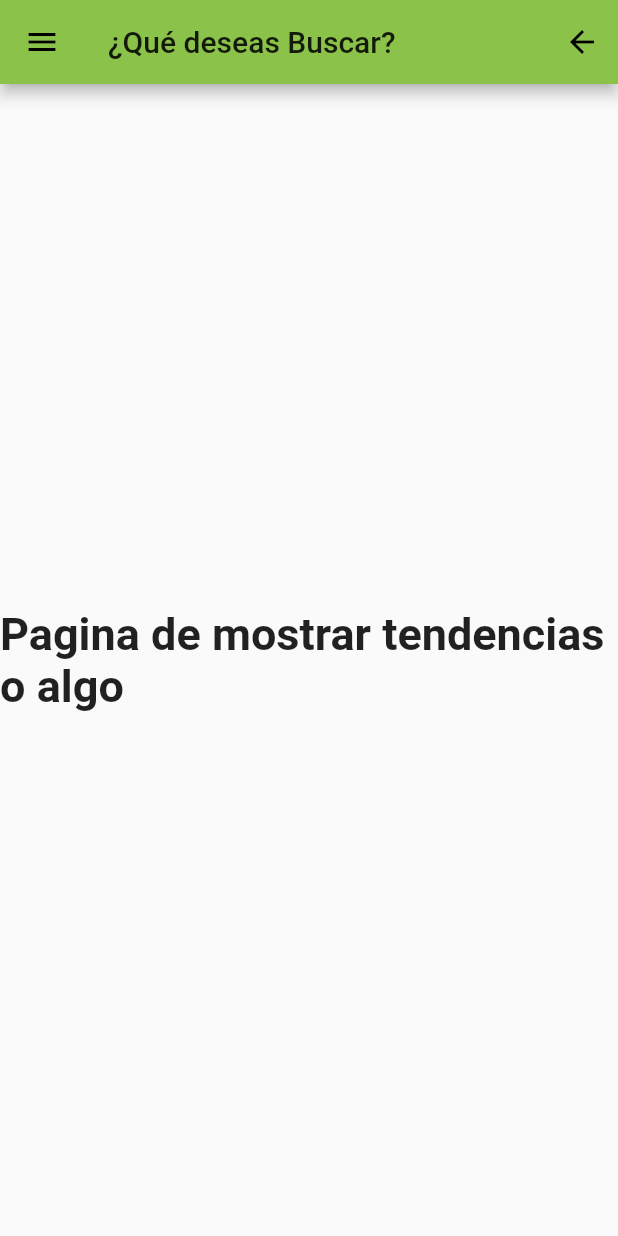
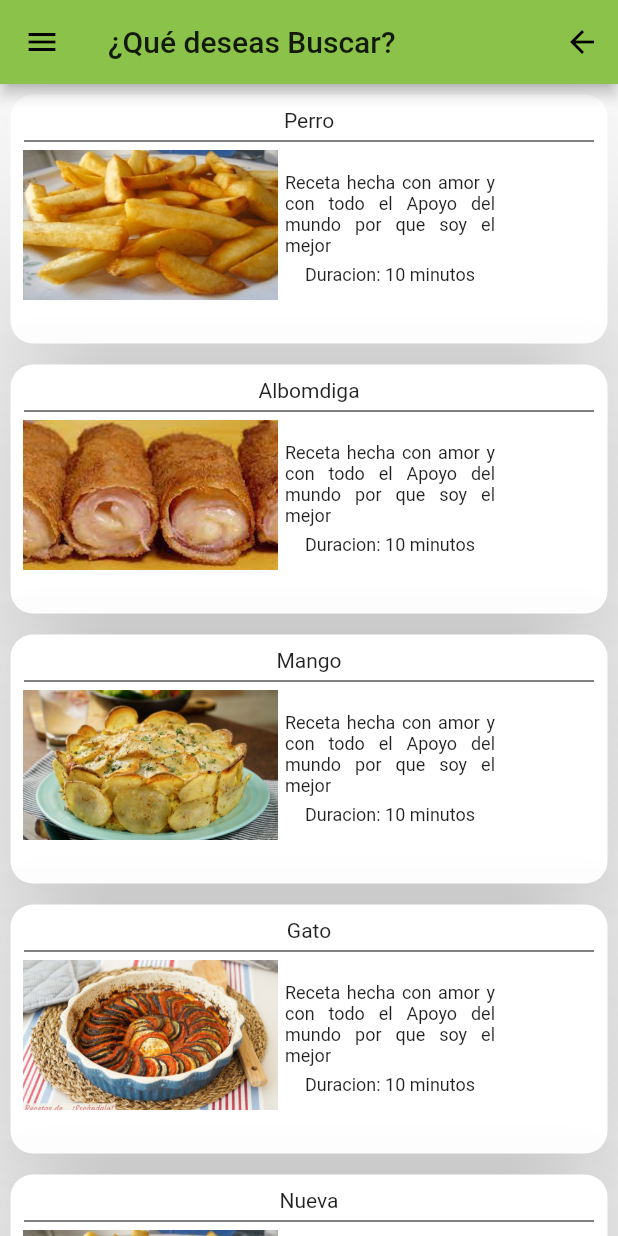
Before and after one commit to IngeSoft202110/FoodMaker, a Flutter app: the Page2 screen opened directly, on a phone screen of 412 x 824 dp. Run offline on Flutter 3.47's test engine with Material 2 defaults, Android fonts, the phone set to English and light mode, and no system bars; our stand-ins replace graphql_flutter, hexcolor; missing offline and left inert: grouped_buttons.

Commit message:
Se crea el metodo para mostrar la lista de recetas

```diff
--- a/Aplicacion/foodmakera/lib/Page2.dart
+++ b/Aplicacion/foodmakera/lib/Page2.dart
@@ -1,4 +1,3 @@
-import 'package:flutter/cupertino.dart';
 import 'package:flutter/material.dart';
 import 'Pantallas/PantallaIngredientes.dart';
 import 'package:graphql_flutter/graphql_flutter.dart';
@@ -7,6 +6,7 @@ import 'Clases/Dieta.dart';
 import 'Clases/Region.dart';
 import 'Clases/Tipo.dart';
 import 'Clases/Utensilio.dart';
+import 'Pantallas/ListaDietas.dart';
 import 'Config/ClienteGraphQL.dart';
 import 'package:grouped_buttons/grouped_buttons.dart';
 
@@ -68,14 +68,7 @@ class Page2 extends StatelessWidget {
               ]
           )
       ),
-      body: Container(
-        child: Center(
-          child: Text(
-            'Pagina de mostrar tendencias o algo ',
-            style: TextStyle(fontSize: 30.0, fontWeight: FontWeight.bold),
-          ),
-        ),
-      ),
+      body: Listadinamica(),
     );
   }
 
--- /dev/null
+++ b/Aplicacion/foodmakera/lib/Pantallas/ListaDietas.dart
@@ -0,0 +1,94 @@
+
+import 'dart:ui';
+
+import 'package:flutter/material.dart';
+import 'package:hexcolor/hexcolor.dart';
+
+import 'MostrarRecera.dart';
+
+List<String> Nombres = [
+  'Perro',
+  'Albomdiga',
+  'Mango',
+  'Gato',
+  'Nueva',
+  'Palabra',
+  'Cosa',
+  'Java',
+  'HTML;'
+];
+
+List<String> url=[
+  "assets/papasFrancesa.jpg","assets/receta1.jpg","assets/receta2.jpg","assets/receta3.jpg",
+  "assets/papasFrancesa.jpg","assets/receta1.jpg","assets/receta2.jpg","assets/receta3.jpg",
+  "assets/papasFrancesa.jpg"];
+
+class Listadinamica extends StatefulWidget {
+  @override
+  State<StatefulWidget> createState() => estadoCartas();
+}
+
+class estadoCartas extends State<Listadinamica> {
+  @override
+  Widget build(BuildContext context) {
+    return ListView.builder(
+        itemCount: Nombres.length,
+        itemBuilder: (context, index) {
+          return SizedBox(
+            height: 180,
+              child:InkWell(
+                onTap: (){
+                  Navigator.push(context, new MaterialPageRoute(builder: (context) => mostarRecera()));
+                },
+            child: Card(
+              color: HexColor("#FFFFFF"),
+              elevation: 60,
+                clipBehavior: Clip.antiAlias,
+              margin: EdgeInsets.all(7),
+              shape:RoundedRectangleBorder(
+                borderRadius: BorderRadius.all(Radius.circular(15))
+              ),
+                child: Padding(
+                  padding: const EdgeInsets.all(8.0),
+                  child: Column(children: <Widget>
+                  [
+                    SizedBox(
+                      height: 1,
+                      width: 1,
+                    )
+                    ,
+                    Center(child: Text(Nombres[index])),
+                    Divider(height: 12,indent: 1,endIndent: 1,color: Colors.black,),
+                    Row(//Imagen y todo lo de al lado
+                      children: [
+                        SizedBox(
+                          width: 170,
+                          height: 100,
+                          child: Image.asset(url[index], fit: BoxFit.cover,),
+                        ),
+                        Column(
+                          children:<Widget> [
+                            Container(
+                              width: 150,
+                              padding: EdgeInsets.all(5),
+                              child: Text("Receta hecha con amor y con todo el "
+                                  "Apoyo del mundo por que soy el mejor",style: TextStyle(fontSize: 12),textAlign: TextAlign.justify,
+                              softWrap: true,),
+
+                            ),
+                            Container(
+                              alignment: Alignment.bottomLeft,
+                              child: Text("Duracion: 10 minutos",style: TextStyle(fontSize: 12),textAlign: TextAlign.left,),
+                            )
+
+                          ],
+                        )
+
+                      ],
+                    ),
+            ]),
+                ))),
+          );
+        });
+  }
+}
--- /dev/null
+++ b/Aplicacion/foodmakera/lib/Pantallas/MostrarRecera.dart
@@ -0,0 +1,15 @@
+
+
+
+import 'package:flutter/cupertino.dart';
+import 'package:flutter/material.dart';
+
+class mostarRecera extends StatelessWidget{
+  @override
+  Widget build(BuildContext context) {
+    return Scaffold(
+      body: Center(child: Text('Soy la receta'),),
+    );
+  }
+
+}
--- a/Aplicacion/foodmakera/lib/Pantallas/PantallaIngredientes.dart
+++ b/Aplicacion/foodmakera/lib/Pantallas/PantallaIngredientes.dart
@@ -94,12 +94,7 @@ class estadoAlert extends State<PantallaIngredientes>{
       ),
       actions: [
         IconButton(
-          icon: Icon(Icons.search),
-          onPressed: () {
-            setState(() {
-              buscar(controladortext,ingred);
-            });
-          },
+          icon: Icon(Icons.search,color: Colors.black),
         )
       ],
     );
```
Also changed, not shown: Aplicacion/foodmakera/pubspec.yaml (+6 -3 lines), Aplicacion/foodmakera/assets/papasFrancesa.jpg (added), Aplicacion/foodmakera/assets/receta1.jpg (added), Aplicacion/foodmakera/assets/receta2.jpg (added), Aplicacion/foodmakera/assets/receta3.jpg (added), Aplicacion/foodmakera/pubspec.lock.
